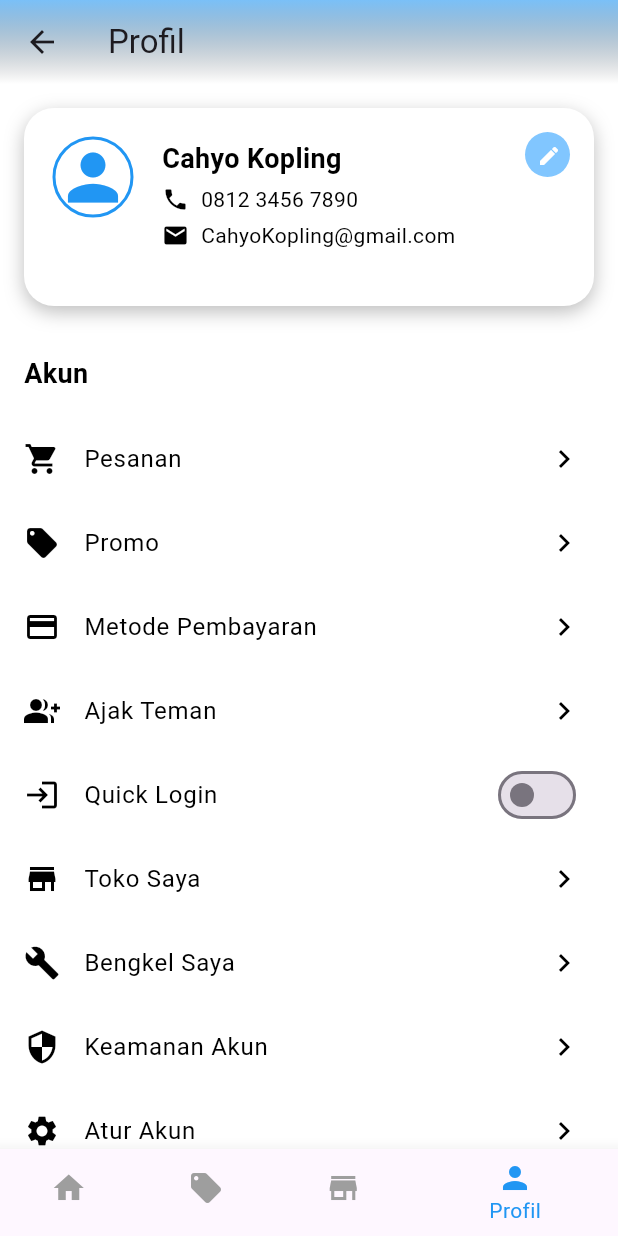
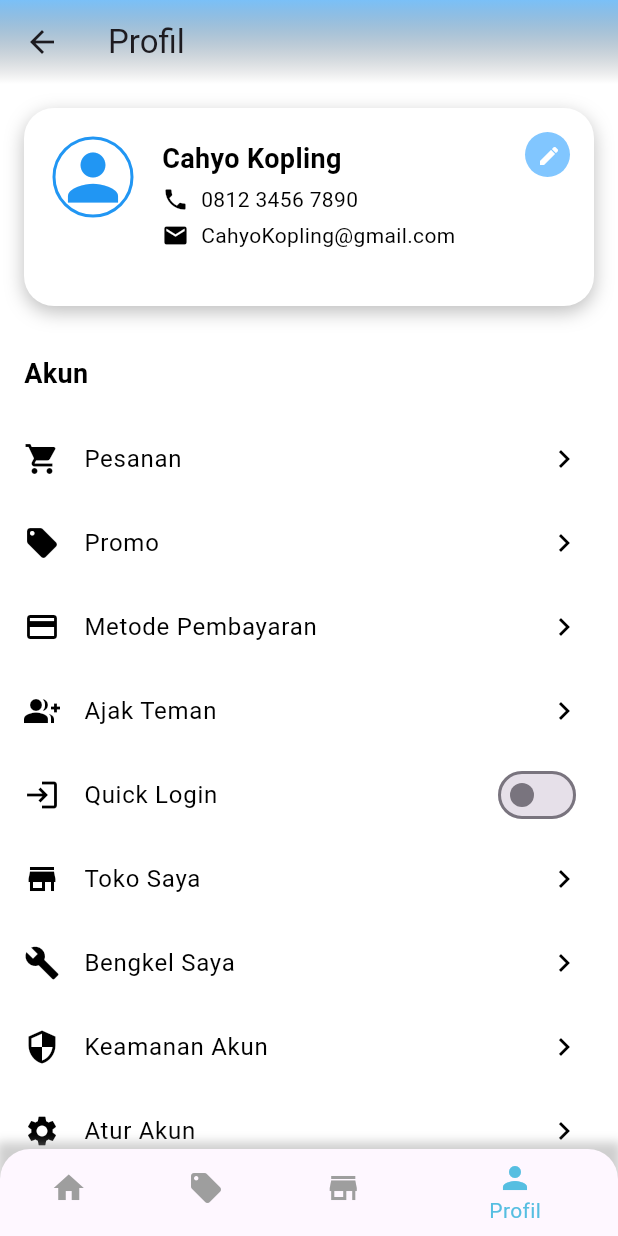
Before and after one commit to yogaacor/SiMontir, a Flutter app: the ProfilePage screen opened directly, on a phone screen of 412 x 824 dp. Run offline on Flutter 3.47's test engine with Material 3 defaults, Android fonts, the phone set to English and light mode, and no system bars.

Commit message:
Revisi_NavbarOrder_History_Page

```diff
--- a/lib/main.dart
+++ b/lib/main.dart
@@ -1,4 +1,5 @@
 import 'package:flutter/material.dart';
+import 'package:simontir/profile/profile_page.dart';
 import 'login/login_page.dart';
 
 void main() {
--- a/lib/profile/profile_page.dart
+++ b/lib/profile/profile_page.dart
@@ -38,7 +38,7 @@ class _ProfilePageState extends State<ProfilePage> {
           ],
         ),
       ),
-      bottomNavigationBar: _buildBottomNavigationBar(context),
+      bottomNavigationBar: _buildBottomNavigationBar(),
     );
   }
 
@@ -124,16 +124,15 @@ class _ProfilePageState extends State<ProfilePage> {
             ),
           ),
           Container(
-            width: 30, // Ubah ukuran lebar lingkaran
-            height: 30, // Ubah ukuran tinggi lingkaran
+            width: 30,
+            height: 30,
             decoration: BoxDecoration(
-              color: Color.fromARGB(
-                  255, 129, 198, 255), // Pastikan warna lingkaran biru
+              color: Color.fromARGB(255, 129, 198, 255),
               shape: BoxShape.circle,
             ),
             child: IconButton(
               icon: Icon(Icons.edit, color: Colors.white),
-              iconSize: 16, // Perkecil ukuran ikon
+              iconSize: 16,
               onPressed: () {
                 Navigator.push(
                   context,
@@ -222,31 +221,53 @@ class _ProfilePageState extends State<ProfilePage> {
         ProfileMenuItem(
           icon: Icons.settings,
           text: 'Atur Akun',
-          onTap: () {
-            // Navigator.push(
-            //   context,
-            //   MaterialPageRoute(builder: (context) => EditProfilePage()),
-            // );
-          },
+          onTap: () {},
         ),
       ],
     );
   }
 
-  Widget _buildBottomNavigationBar(BuildContext context) {
-    return BottomNavigationBar(
-      backgroundColor: Colors.white,
-      elevation: 10,
-      items: [
-        BottomNavigationBarItem(icon: Icon(Icons.home), label: 'Beranda'),
-        BottomNavigationBarItem(icon: Icon(Icons.local_offer), label: 'Promo'),
-        BottomNavigationBarItem(icon: Icon(Icons.store), label: 'Toko'),
-        BottomNavigationBarItem(icon: Icon(Icons.person), label: 'Profil'),
-      ],
-      currentIndex: 3,
-      selectedItemColor: Colors.blue,
-      unselectedItemColor: Colors.grey,
-      onTap: (index) {},
+  Widget _buildBottomNavigationBar() {
+    return Container(
+      decoration: BoxDecoration(
+        boxShadow: [
+          BoxShadow(
+            color: Colors.grey.withOpacity(0.5),
+            spreadRadius: 2,
+            blurRadius: 5,
+            offset: Offset(0, -3),
+          ),
+        ],
+      ),
+      child: ClipRRect(
+        borderRadius: BorderRadius.only(
+          topLeft: Radius.circular(20),
+          topRight: Radius.circular(20),
+        ),
+        child: BottomNavigationBar(
+          items: const <BottomNavigationBarItem>[
+            BottomNavigationBarItem(
+              icon: Icon(Icons.home),
+              label: 'Beranda',
+            ),
+            BottomNavigationBarItem(
+              icon: Icon(Icons.local_offer),
+              label: 'Promo',
+            ),
+            BottomNavigationBarItem(
+              icon: Icon(Icons.store),
+              label: 'Toko',
+            ),
+            BottomNavigationBarItem(
+              icon: Icon(Icons.person),
+              label: 'Profil',
+            ),
+          ],
+          currentIndex: 3,
+          selectedItemColor: Color(0xFF56BEE1),
+          unselectedItemColor: Colors.grey,
+        ),
+      ),
     );
   }
 }
```
